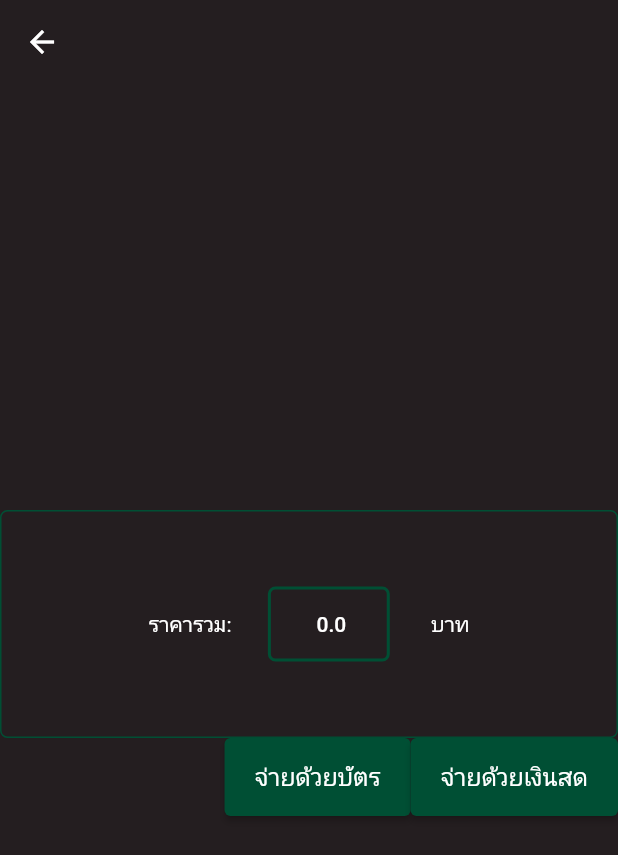
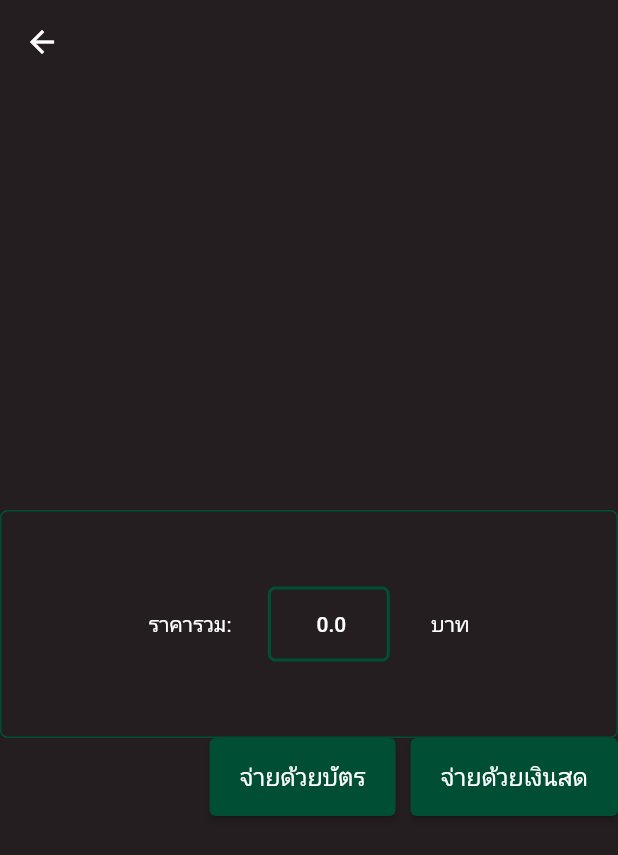
Before and after one commit to ssalilla/Starbucks2, a Flutter app: the CartConfirm screen opened directly, on a phone screen of 412 x 824 dp. Shown: the top 855 px of the screen. Run offline on Flutter 3.47's test engine with Material 2 defaults, Android fonts, the phone set to English and light mode, and no system bars; our stand-ins replace smooth_page_indicator.

Commit message:
all done but payment

```diff
--- a/lib/pages/cart.dart
+++ b/lib/pages/cart.dart
@@ -212,10 +212,6 @@ class _CartScreenState extends State<CartScreen> {
                   width: 1024,
                   child: Row(
                     children: [
-                      AppLayout.button(
-                          title: "ยกเลิก",
-                          icon: Icons.cancel,
-                          onPressed: () {}),
                       Expanded(child: Container()),
                       AppLayout.button(
                           title: "สั่งซื้อเพิ่มเติม",
--- a/lib/pages/cartConfirm.dart
+++ b/lib/pages/cartConfirm.dart
@@ -47,6 +47,7 @@ class CartConfirm extends StatelessWidget {
                 mainAxisAlignment: MainAxisAlignment.end,
                 children: [
                   AppLayout.button(title: "จ่ายด้วยบัตร", onPressed: () {}),
+                  SizedBox(width: 10,),
                   AppLayout.button(title: "จ่ายด้วยเงินสด", onPressed: () {}),
                 ],
               ),
```
